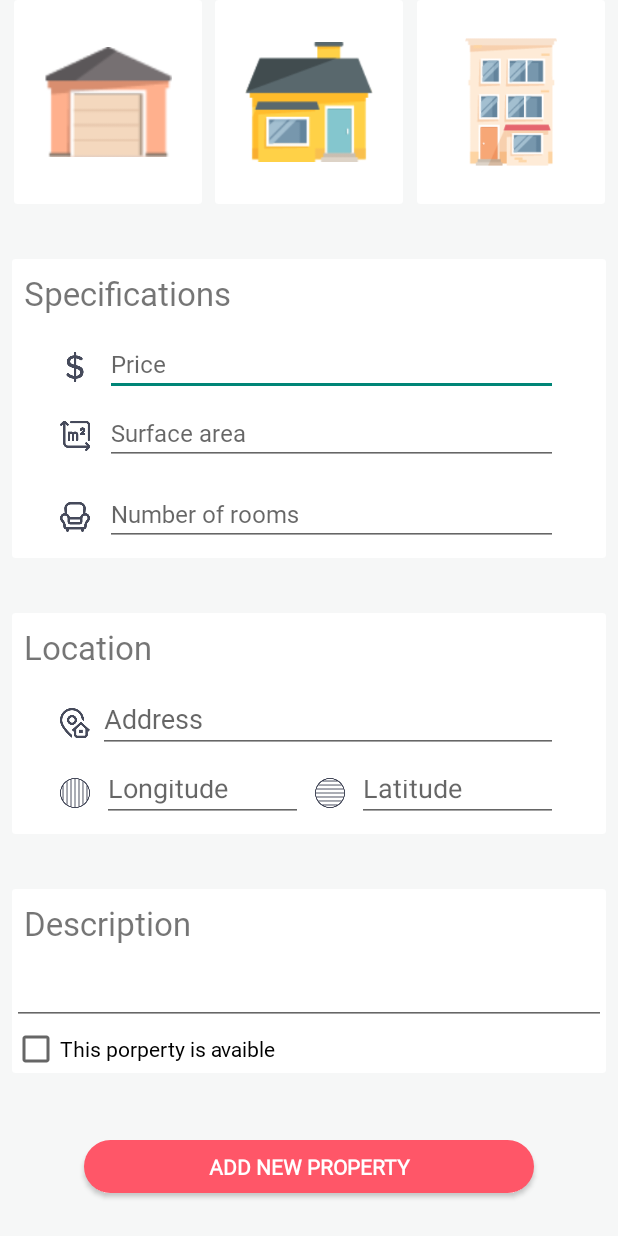
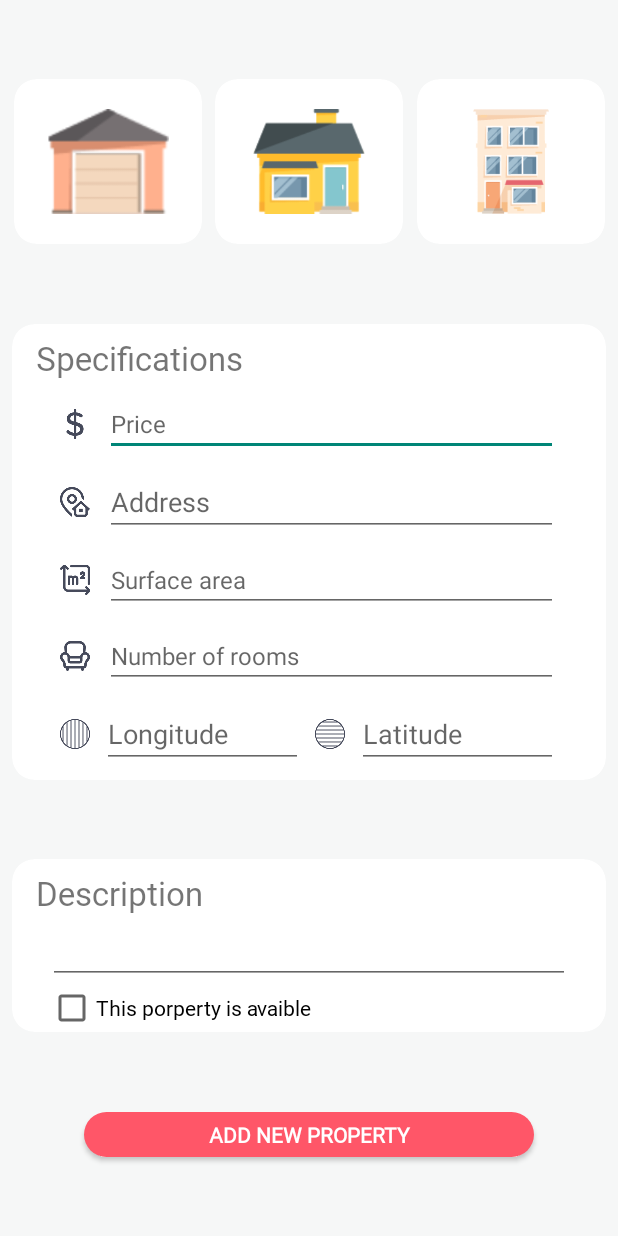
Before and after one commit to Zenibaa57/MyRealEstate, an Android app: the layout property_details.xml on its own in the app's theme, with its tools: preview values and no code run, on a phone screen of 412 x 824 dp. Run offline under Robolectric (Android 15) with nearby library versions, the phone set to English and light mode, and no system bars.

Commit message:
Fix view & add activity

```diff
--- a/app/src/main/AndroidManifest.xml
+++ b/app/src/main/AndroidManifest.xml
@@ -19,6 +19,11 @@
         <activity
             android:name=".PropertyListActivity"
             android:label=""/>
+
+        <activity
+            android:name=".PropertyFormActivity"
+            android:parentActivityName=".PropertyListActivity"
+            android:label=""/>
     </application>
 
 </manifest>
--- /dev/null
+++ b/app/src/main/java/com/example/myrealestate/PropertyFormActivity.java
@@ -0,0 +1,22 @@
+package com.example.myrealestate;
+
+import android.os.Bundle;
+import android.view.Window;
+
+import androidx.appcompat.app.AppCompatActivity;
+import androidx.core.content.ContextCompat;
+
+
+public class PropertyFormActivity extends AppCompatActivity {
+
+
+    @Override
+    protected void onCreate(Bundle savedInstanceState) {
+        super.onCreate(savedInstanceState);
+        getSupportActionBar().setElevation(0);
+        Window window = this.getWindow();
+        window.setStatusBarColor(ContextCompat.getColor(this, R.color.red));
+        setContentView(R.layout.property_details);
+
+    }
+}
--- a/app/src/main/java/com/example/myrealestate/PropertyListActivity.java
+++ b/app/src/main/java/com/example/myrealestate/PropertyListActivity.java
@@ -23,6 +23,7 @@ import com.example.myrealestate.models.Property;
 import com.example.myrealestate.preference.UserPreferences;
 import com.example.myrealestate.repository.RealEstateRepository;
 import com.example.myrealestate.viewmodels.PropertyViewModel;
+import com.google.android.material.floatingactionbutton.FloatingActionButton;
 
 import java.util.List;
 
@@ -32,7 +33,7 @@ public class PropertyListActivity extends AppCompatActivity {
      private PropertyViewModel propertyViewModel;
      private RecyclerView recyclerViewProperties;
      private String agentFirstname;
-
+     private FloatingActionButton addProperty;
      private TextView hello;
 
     @Override
@@ -44,7 +45,13 @@ public class PropertyListActivity extends AppCompatActivity {
         window.setStatusBarColor(ContextCompat.getColor(this, R.color.red));
         setContentView(R.layout.real_estate_list);
         hello = findViewById(R.id.hello);
+        addProperty = findViewById(R.id.addBusiness);
         restoreUserAgentProfile();
+
+        addProperty.setOnClickListener(view -> {
+            Intent intent = new Intent(PropertyListActivity.this, PropertyFormActivity.class);
+            startActivity(intent);
+        });
 
 
          propertyViewModel = new ViewModelProvider(this).get(PropertyViewModel.class);
--- a/app/src/main/res/drawable-hdpi/rounded_rectangle.xml
+++ b/app/src/main/res/drawable-hdpi/rounded_rectangle.xml
@@ -14,9 +14,9 @@
 
     <!-- Control the radius of each corners -->
     <corners
-        android:topLeftRadius="50dp"
-        android:topRightRadius="50dp"
-        android:bottomRightRadius="50dp"
-        android:bottomLeftRadius="50dp" />
+        android:topLeftRadius="20dp"
+        android:topRightRadius="20dp"
+        android:bottomRightRadius="20dp"
+        android:bottomLeftRadius="20dp" />
 
 </shape>
--- a/app/src/main/res/drawable-v24/rectangle.xml
+++ b/app/src/main/res/drawable-v24/rectangle.xml
@@ -5,7 +5,7 @@
 
     <!-- fill/color -->
     <solid
-        android:color="#FFFFFF"/>
+        android:color="@color/light_grey"/>
 
     <!-- Control the width and height of the shape -->
     <size
--- a/app/src/main/res/layout/activity_main.xml
+++ b/app/src/main/res/layout/activity_main.xml
@@ -19,18 +19,27 @@
         app:layout_constraintTop_toTopOf="parent"
         app:srcCompat="@drawable/my_real_estate" />
 
-    <androidx.recyclerview.widget.RecyclerView
-        android:id="@+id/agentRecyclerview"
-        android:layout_width="0dp"
+    <androidx.cardview.widget.CardView
+        android:layout_width="match_parent"
         android:layout_height="0dp"
-        android:layout_marginStart="8dp"
         android:layout_marginTop="32dp"
-        android:layout_marginEnd="8dp"
-        android:layout_marginBottom="8dp"
+        app:cardBackgroundColor="@color/light_grey"
+        app:cardElevation="0dp"
+        app:cardMaxElevation="0dp"
         app:layout_constraintBottom_toBottomOf="parent"
         app:layout_constraintEnd_toEndOf="parent"
         app:layout_constraintStart_toStartOf="parent"
-        app:layoutManager="androidx.recyclerview.widget.LinearLayoutManager"
-        app:layout_constraintTop_toBottomOf="@id/logo" />
+        app:layout_constraintTop_toBottomOf="@id/logo">
+
+        <androidx.recyclerview.widget.RecyclerView
+            android:id="@+id/agentRecyclerview"
+            android:layout_width="match_parent"
+            android:layout_height="match_parent"
+            android:layout_marginStart="8dp"
+            android:layout_marginTop="32dp"
+            android:layout_marginEnd="8dp"
+            android:layout_marginBottom="8dp"
+            app:layoutManager="androidx.recyclerview.widget.LinearLayoutManager" />
+    </androidx.cardview.widget.CardView>
 
 </androidx.constraintlayout.widget.ConstraintLayout>
--- a/app/src/main/res/layout/property_details.xml
+++ b/app/src/main/res/layout/property_details.xml
@@ -11,24 +11,25 @@
         android:id="@+id/cardGarage"
         android:layout_width="wrap_content"
         android:layout_height="wrap_content"
-        android:background="@drawable/rounded_rectangle"
+        app:cardCornerRadius="15dp"
         app:cardBackgroundColor="@color/card_selector"
         app:cardElevation="0dp"
         app:cardMaxElevation="0dp"
         app:layout_constraintEnd_toStartOf="@id/cardHouse"
         app:layout_constraintHorizontal_chainStyle="spread"
+        app:layout_constraintBottom_toTopOf="@id/cardSpecification"
         app:layout_constraintStart_toStartOf="parent"
         app:layout_constraintTop_toTopOf="parent"
-        app:layout_constraintVertical_chainStyle="spread">
+        app:layout_constraintVertical_chainStyle="packed">
 
         <ImageView
             android:id="@+id/garage"
             android:layout_width="85dp"
-            android:layout_height="85dp"
+            android:layout_height="70dp"
             android:layout_marginStart="20dp"
-            android:layout_marginTop="25dp"
+            android:layout_marginTop="20dp"
             android:layout_marginEnd="20dp"
-            android:layout_marginBottom="25dp"
+            android:layout_marginBottom="20dp"
             app:srcCompat="@drawable/garage" />
     </androidx.cardview.widget.CardView>
 
@@ -36,10 +37,11 @@
         android:id="@+id/cardHouse"
         android:layout_width="wrap_content"
         android:layout_height="wrap_content"
-        android:background="@drawable/rounded_rectangle"
+        app:cardCornerRadius="15dp"
         app:cardBackgroundColor="@color/card_selector"
         app:cardElevation="0dp"
         app:cardMaxElevation="0dp"
+        app:layout_constraintBottom_toTopOf="@id/cardSpecification"
         app:layout_constraintEnd_toStartOf="@id/cardBuilding"
         app:layout_constraintStart_toEndOf="@id/cardGarage"
         app:layout_constraintTop_toTopOf="parent">
@@ -47,11 +49,11 @@
         <ImageView
             android:id="@+id/house"
             android:layout_width="85dp"
-            android:layout_height="85dp"
+            android:layout_height="70dp"
             android:layout_marginStart="20dp"
-            android:layout_marginTop="25dp"
+            android:layout_marginTop="20dp"
             android:layout_marginEnd="20dp"
-            android:layout_marginBottom="25dp"
+            android:layout_marginBottom="20dp"
             app:srcCompat="@drawable/house" />
     </androidx.cardview.widget.CardView>
 
@@ -59,10 +61,11 @@
         android:id="@+id/cardBuilding"
         android:layout_width="wrap_content"
         android:layout_height="wrap_content"
-        android:background="@drawable/rounded_rectangle"
+        app:cardCornerRadius="15dp"
         app:cardBackgroundColor="@color/card_selector"
         app:cardElevation="0dp"
         app:cardMaxElevation="0dp"
+        app:layout_constraintBottom_toTopOf="@id/cardSpecification"
         app:layout_constraintEnd_toEndOf="parent"
         app:layout_constraintStart_toEndOf="@id/cardHouse"
         app:layout_constraintTop_toTopOf="parent">
@@ -70,25 +73,24 @@
         <ImageView
             android:id="@+id/building"
             android:layout_width="85dp"
-            android:layout_height="85dp"
+            android:layout_height="70dp"
             android:layout_marginStart="20dp"
-            android:layout_marginTop="25dp"
+            android:layout_marginTop="20dp"
             android:layout_marginEnd="20dp"
-            android:layout_marginBottom="25dp"
+            android:layout_marginBottom="20dp"
             app:srcCompat="@drawable/building" />
     </androidx.cardview.widget.CardView>
 
     <androidx.cardview.widget.CardView
-        android:id="@+id/cardCaracteristics"
+        android:id="@+id/cardSpecification"
         android:layout_width="match_parent"
         android:layout_height="wrap_content"
         android:layout_marginStart="8dp"
-        android:layout_marginTop="8dp"
         android:layout_marginEnd="8dp"
-        android:background="@drawable/rounded_rectangle"
+        app:cardCornerRadius="15dp"
         app:cardElevation="0dp"
         app:cardMaxElevation="0dp"
-        app:layout_constraintBottom_toTopOf="@id/cardLocation"
+        app:layout_constraintBottom_toTopOf="@id/cardDescription"
         app:layout_constraintEnd_toEndOf="parent"
         app:layout_constraintStart_toStartOf="parent"
         app:layout_constraintTop_toBottomOf="@id/cardHouse">
@@ -104,9 +106,8 @@
                 android:id="@+id/textView"
                 android:layout_width="match_parent"
                 android:layout_height="wrap_content"
-                android:layout_marginStart="8dp"
+                android:layout_marginStart="16dp"
                 android:layout_marginTop="8dp"
-                android:layout_marginBottom="8dp"
                 android:fontFamily="@font/typo_grotesk_light"
                 android:text="Specifications"
                 android:textSize="22sp" />
@@ -129,116 +130,18 @@
                     app:srcCompat="@drawable/dollar" />
 
                 <EditText
-                    android:id="@+id/editTextNumberDecimal2"
+                    android:id="@+id/price"
                     android:layout_width="wrap_content"
-                    android:layout_height="38dp"
+                    android:layout_height="wrap_content"
                     android:layout_marginStart="10dp"
                     android:layout_weight="2"
                     android:ems="10"
-                    android:fontFamily="@font/typo_grotesk"
+                    android:fontFamily="sans-serif"
                     android:hint="Price"
                     android:inputType="numberDecimal"
                     android:textSize="16sp" />
 
             </LinearLayout>
-
-            <LinearLayout
-                android:id="@+id/areaLayout"
-                android:layout_width="match_parent"
-                android:layout_height="wrap_content"
-                android:layout_marginStart="32dp"
-                android:layout_marginTop="8dp"
-                android:layout_marginEnd="32dp"
-                android:layout_marginBottom="8dp"
-                android:orientation="horizontal">
-
-                <ImageView
-                    android:id="@+id/imageView5"
-                    android:layout_width="20dp"
-                    android:layout_height="20dp"
-                    android:layout_gravity="center"
-                    android:layout_weight="0"
-                    app:srcCompat="@drawable/area" />
-
-                <EditText
-                    android:id="@+id/editTextNumberDecimal"
-                    android:layout_width="wrap_content"
-                    android:layout_height="38dp"
-                    android:layout_marginStart="10dp"
-                    android:layout_weight="2"
-                    android:ems="10"
-                    android:fontFamily="@font/typo_grotesk"
-                    android:hint="Surface area"
-                    android:inputType="numberDecimal"
-                    android:textSize="16sp" />
-
-            </LinearLayout>
-
-            <LinearLayout
-                android:id="@+id/roomLayout"
-                android:layout_width="match_parent"
-                android:layout_height="wrap_content"
-                android:layout_marginStart="32dp"
-                android:layout_marginTop="8dp"
-                android:layout_marginEnd="32dp"
-                android:layout_marginBottom="8dp"
-                android:orientation="horizontal">
-
-                <ImageView
-                    android:id="@+id/imageView6"
-                    android:layout_width="20dp"
-                    android:layout_height="20dp"
-                    android:layout_gravity="center"
-                    android:layout_weight="0"
-                    app:srcCompat="@drawable/room" />
-
-                <EditText
-                    android:id="@+id/editTextNumber2"
-                    android:layout_width="wrap_content"
-                    android:layout_height="38dp"
-                    android:layout_marginStart="10dp"
-                    android:layout_weight="2"
-                    android:ems="10"
-                    android:fontFamily="@font/typo_grotesk"
-                    android:hint="Number of rooms"
-                    android:inputType="number"
-                    android:textSize="16sp" />
-            </LinearLayout>
-
-        </LinearLayout>
-
-    </androidx.cardview.widget.CardView>
-
-    <androidx.cardview.widget.CardView
-        android:id="@+id/cardLocation"
-        android:layout_width="match_parent"
-        android:layout_height="wrap_content"
-        android:layout_marginStart="8dp"
-        android:layout_marginTop="8dp"
-        android:layout_marginEnd="8dp"
-        android:background="@drawable/rounded_rectangle"
-        app:cardElevation="0dp"
-        app:cardMaxElevation="0dp"
-        app:layout_constraintBottom_toTopOf="@id/cardDescription"
-        app:layout_constraintEnd_toEndOf="parent"
-        app:layout_constraintStart_toStartOf="parent"
-        app:layout_constraintTop_toBottomOf="@id/cardCaracteristics">
-
-        <LinearLayout
-            android:layout_width="match_parent"
-            android:layout_height="match_parent"
-            android:orientation="vertical">
-
-            <TextView
-                android:id="@+id/textView2"
-                android:layout_width="wrap_content"
-                android:layout_height="wrap_content"
-                android:layout_marginStart="8dp"
-                android:layout_marginTop="8dp"
-                android:layout_marginBottom="8dp"
-                android:fontFamily="@font/typo_grotesk_light"
-                android:text="Location"
-                android:textSize="22sp" />
 
             <LinearLayout
                 android:id="@+id/locationLayout"
@@ -258,16 +161,77 @@
                     app:srcCompat="@drawable/address" />
 
                 <EditText
-                    android:id="@+id/editTextTextPersonName"
+                    android:id="@+id/address"
                     android:layout_width="wrap_content"
-                    android:layout_height="40dp"
-                    android:layout_marginStart="5dp"
+                    android:layout_height="wrap_content"
+                    android:layout_marginStart="10dp"
                     android:layout_weight="2"
                     android:ems="10"
-                    android:fontFamily="@font/typo_grotesk"
+                    android:fontFamily="sans-serif"
                     android:hint="Address"
                     android:inputType="textPersonName" />
 
+            </LinearLayout>
+
+            <LinearLayout
+                android:id="@+id/areaLayout"
+                android:layout_width="match_parent"
+                android:layout_height="wrap_content"
+                android:layout_marginStart="32dp"
+                android:layout_marginTop="8dp"
+                android:layout_marginEnd="32dp"
+                android:orientation="horizontal">
+
+                <ImageView
+                    android:id="@+id/imageView5"
+                    android:layout_width="20dp"
+                    android:layout_height="20dp"
+                    android:layout_gravity="center"
+                    android:layout_weight="0"
+                    app:srcCompat="@drawable/area" />
+
+                <EditText
+                    android:id="@+id/surfaceArea"
+                    android:layout_width="wrap_content"
+                    android:layout_height="wrap_content"
+                    android:layout_marginStart="10dp"
+                    android:layout_weight="2"
+                    android:ems="10"
+                    android:fontFamily="sans-serif"
+                    android:hint="Surface area"
+                    android:inputType="numberDecimal"
+                    android:textSize="16sp" />
+
+            </LinearLayout>
+
+            <LinearLayout
+                android:id="@+id/roomLayout"
+                android:layout_width="match_parent"
+                android:layout_height="wrap_content"
+                android:layout_marginStart="32dp"
+                android:layout_marginTop="8dp"
+                android:layout_marginEnd="32dp"
+                android:orientation="horizontal">
+
+                <ImageView
+                    android:id="@+id/imageView6"
+                    android:layout_width="20dp"
+                    android:layout_height="20dp"
+                    android:layout_gravity="center"
+                    android:layout_weight="0"
+                    app:srcCompat="@drawable/room" />
+
+                <EditText
+                    android:id="@+id/numberOfRooms"
+                    android:layout_width="wrap_content"
+                    android:layout_height="wrap_content"
+                    android:layout_marginStart="10dp"
+                    android:layout_weight="2"
+                    android:ems="10"
+                    android:fontFamily="sans-serif"
+                    android:hint="Number of rooms"
+                    android:inputType="number"
+                    android:textSize="16sp" />
             </LinearLayout>
 
             <LinearLayout
@@ -289,13 +253,14 @@
                     app:srcCompat="@drawable/longitude" />
 
                 <EditText
-                    android:id="@+id/editTextNumberDecimal4"
+                    android:id="@+id/longitude"
                     android:layout_width="wrap_content"
-                    android:layout_height="38dp"
+                    android:layout_height="wrap_content"
                     android:layout_marginStart="8dp"
                     android:layout_marginEnd="8dp"
                     android:layout_weight="2"
                     android:ems="10"
+                    android:fontFamily="sans-serif"
                     android:hint="Longitude"
                     android:inputType="numberDecimal" />
 
@@ -308,12 +273,13 @@
                     app:srcCompat="@drawable/latitude" />
 
                 <EditText
-                    android:id="@+id/editTextNumberDecimal3"
+                    android:id="@+id/latitude"
                     android:layout_width="wrap_content"
-                    android:layout_height="38dp"
+                    android:layout_height="wrap_content"
                     android:layout_marginStart="8dp"
                     android:layout_weight="2"
                     android:ems="10"
+                    android:fontFamily="sans-serif"
                     android:hint="Latitude"
                     android:inputType="numberDecimal" />
             </LinearLayout>
@@ -327,15 +293,14 @@
         android:layout_width="0dp"
         android:layout_height="wrap_content"
         android:layout_marginStart="8dp"
-        android:layout_marginTop="8dp"
         android:layout_marginEnd="8dp"
+        app:cardCornerRadius="15dp"
         app:cardElevation="0dp"
         app:cardMaxElevation="0dp"
-        android:background="@drawable/rounded_rectangle"
+        app:layout_constraintTop_toBottomOf="@id/cardSpecification"
+        app:layout_constraintBottom_toTopOf="@id/addProperty"
         app:layout_constraintEnd_toEndOf="parent"
-        app:layout_constraintStart_toStartOf="parent"
-        app:layout_constraintBottom_toTopOf="@id/button"
-        app:layout_constraintTop_toBottomOf="@id/cardLocation">
+        app:layout_constraintStart_toStartOf="parent">
 
         <LinearLayout
             android:layout_width="match_parent"
@@ -346,26 +311,30 @@
                 android:id="@+id/textView6"
                 android:layout_width="wrap_content"
                 android:layout_height="wrap_content"
-                android:layout_marginStart="8dp"
+                android:layout_marginStart="16dp"
                 android:layout_marginTop="8dp"
-                android:layout_marginBottom="8dp"
                 android:fontFamily="@font/typo_grotesk_light"
                 android:text="Description"
                 android:textSize="22sp" />
 
             <EditText
-                android:id="@+id/editTextTextMultiLine"
+                android:id="@+id/descirption"
                 android:layout_width="match_parent"
-                android:layout_height="wrap_content"
+                android:layout_height="38dp"
+                android:layout_marginStart="24dp"
+                android:layout_marginTop="8dp"
+                android:layout_marginEnd="24dp"
                 android:ems="10"
-                android:fontFamily="@font/typo_grotesk"
+                android:fontFamily="sans-serif"
                 android:gravity="start|top"
                 android:inputType="textMultiLine" />
 
             <CheckBox
-                android:id="@+id/checkBox"
+                android:id="@+id/status"
                 android:layout_width="match_parent"
                 android:layout_height="wrap_content"
+                android:layout_marginStart="24dp"
+                android:layout_marginEnd="24dp"
                 android:fontFamily="@font/typo_grotesk_light"
                 android:text="This porperty is avaible " />
         </LinearLayout>
@@ -373,10 +342,9 @@
     </androidx.cardview.widget.CardView>
 
     <Button
-        android:id="@+id/button"
+        android:id="@+id/addProperty"
         android:layout_width="wrap_content"
-        android:layout_height="35dp"
-        android:layout_marginTop="16dp"
+        android:layout_height="30dp"
         android:background="@drawable/rounded_button"
         android:fontFamily="@font/typo_grotesk"
         android:text="ADD NEW PROPERTY"
```
